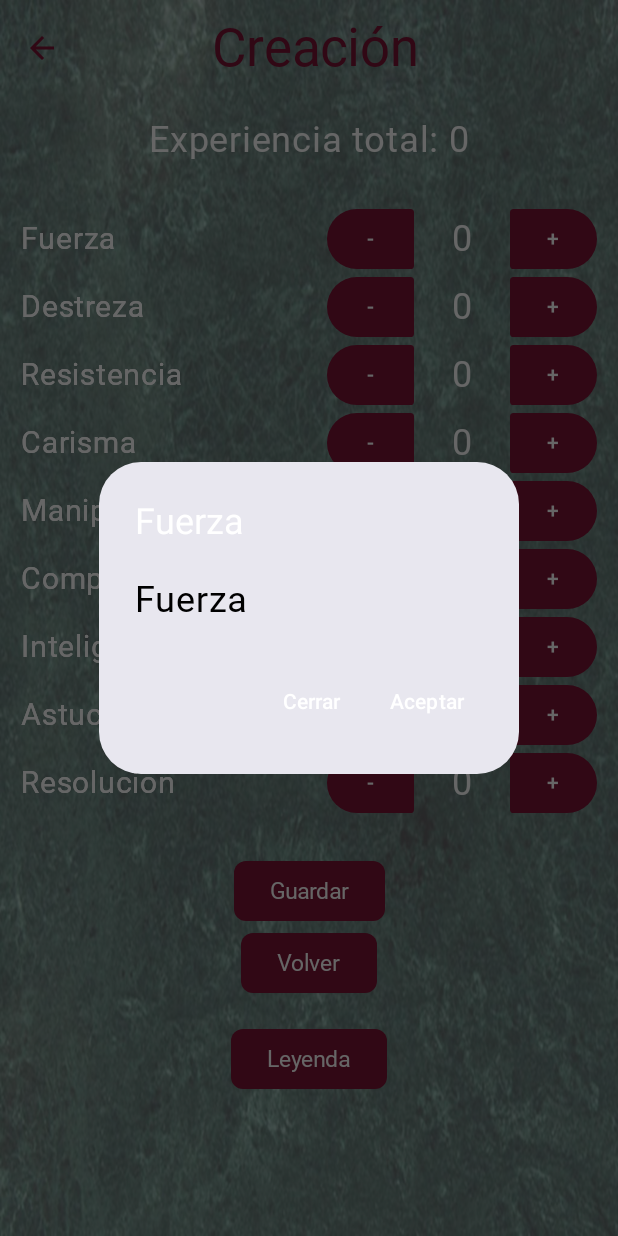
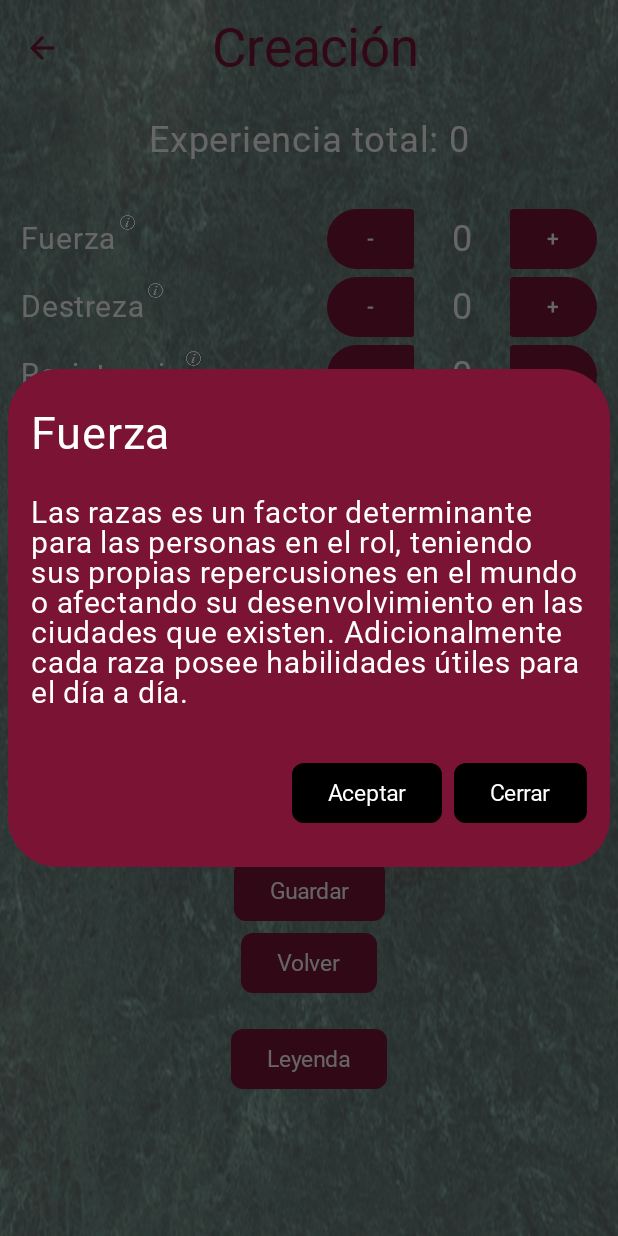
Before and after one commit to morgul27/Proyecto, an Android app built with Jetpack Compose: the MCF2 screen opened through its navigation route, after a tap on "Fuerza", on a phone screen of 412 x 824 dp. Run offline under Robolectric (Android 15) with nearby library versions, the phone set to English and light mode, and no system bars; our stand-ins replace Room's generated code; Roboto replaces fonts that are not available here.

Commit message:
cambiado la dialog
Perzonalizado el dialog, falta terminarlo y ponerlo en su sitio para tener que llamarlo solamente

```diff
--- a/app/src/main/java/com/proyecto/screens/MCF2.kt
+++ b/app/src/main/java/com/proyecto/screens/MCF2.kt
@@ -2,6 +2,7 @@ package com.proyecto.screens
 
 import android.annotation.SuppressLint
 import android.icu.text.ListFormatter
+import android.text.style.BackgroundColorSpan
 import android.util.Log
 import androidx.compose.foundation.Image
 import androidx.compose.foundation.clickable
@@ -29,6 +30,7 @@ import androidx.compose.material3.Icon
 import androidx.compose.material3.IconButton
 import androidx.compose.material3.MaterialTheme
 import androidx.compose.material3.Scaffold
+import androidx.compose.material3.Surface
 import androidx.compose.material3.Text
 import androidx.compose.material3.TextButton
 import androidx.compose.material3.TopAppBar
@@ -50,6 +52,7 @@ import androidx.compose.ui.text.font.Font
 import androidx.compose.ui.text.font.FontWeight
 import androidx.compose.ui.text.style.TextAlign
 import androidx.compose.ui.text.style.TextOverflow
+import androidx.compose.ui.unit.Dp
 import androidx.compose.ui.unit.TextUnit
 import androidx.compose.ui.unit.dp
 import androidx.compose.ui.unit.sp
@@ -172,7 +175,7 @@ fun MCF2BodyContent(
             "Destreza" -> viewModel.state.destreza = nuevoValor
             "Resistencia" -> viewModel.state.resistencia = nuevoValor
             "Carisma" -> viewModel.state.carisma = nuevoValor
-            "Manipulacion" -> viewModel.state.manipulacion = nuevoValor
+            "Manipulación" -> viewModel.state.manipulacion = nuevoValor
             "Compostura" -> viewModel.state.compostura = nuevoValor
             "Inteligencia" -> viewModel.state.inteligencia = nuevoValor
             "Astucia" -> viewModel.state.astucia = nuevoValor
@@ -192,7 +195,7 @@ fun MCF2BodyContent(
             "Destreza",
             "Resistencia",
             "Carisma",
-            "Manipulacion",
+            "Manipulación",
             "Compostura",
             "Inteligencia",
             "Astucia",
@@ -205,7 +208,7 @@ fun MCF2BodyContent(
             "Destreza",
             "Resistencia",
             "Carisma",
-            "Manipulacion",
+            "Manipulación",
             "Compostura",
             "Inteligencia",
             "Astucia",
@@ -243,11 +246,11 @@ fun MCF2BodyContent(
                 ) {
 
                     Box(Modifier.size(200.dp, 45.dp)) {
-                        Text(
-                            atributos[index],
-                            Modifier.align(Alignment.CenterStart),
-                            fontSize = 20.sp,
-                        )
+//                        Text(
+//                            atributos[index],
+//                            Modifier.align(Alignment.CenterStart),
+//                            fontSize = 20.sp,
+//                        )
 
                         Explicacion(
                             texto = atributos[index],
@@ -375,37 +378,86 @@ fun MDF2SecondBody(navController: NavController, viewModel: MPViewModel, sharedV
 
 
 
+@OptIn(ExperimentalMaterial3Api::class)
 @Composable
 fun Explicacion(
     texto: String,
     textoT: String,
     textoExpl: String,
     modifier: Modifier = Modifier,
-    fontSize: TextUnit = 14.sp
-){
+    fontSize: TextUnit = 14.sp,
+    textColor: Color = Blanco, // Color del texto
+    dialogTextColor: Color = Color.Black, // Color del texto del diálogo
+) {
     var showDialog by remember { mutableStateOf(false) }
 
-    // Texto personalizado que actúa como botón
-    Text(
-        text = texto,
-        fontSize = fontSize,
-        modifier = modifier.clickable { showDialog = true } // Hace que el texto sea clickeable
-    )
+    // Fila con fondo personalizado
+    Row(
+        modifier = modifier.clickable { showDialog = true } // Hace clickeable toda la fila
+    ) {
+        // Texto con color personalizado
+        Text(
+            text = texto,
+            fontSize = fontSize,
+            color = textColor // Cambia el color del texto
+        )
+
+        // Imagen justo al lado del texto
+        Image(
+            painter = painterResource(id = R.drawable.infoblanco), // Cambia por tu recurso
+            contentDescription = "Icono de información",
+            modifier = Modifier.size(14.dp) // Tamaño de la imagen
+        )
+    }
 
     // Diálogo
     if (showDialog) {
         AlertDialog(
             onDismissRequest = { showDialog = false },
-            title = { Text(textoT) },
-            text = { Text(textoExpl) },
-            confirmButton = {
-                TextButton(onClick = { showDialog = false }) {
-                    Text("Aceptar")
-                }
-            },
-            dismissButton = {
-                TextButton(onClick = { showDialog = false }) {
-                    Text("Cerrar")
+            // Contenido completo del diálogo (envolvemos con Surface para el fondo)
+            content = {
+                Surface(
+                    color = Borgoña, // Fondo del diálogo
+                    modifier = Modifier.padding(5.dp),
+                    shape = RoundedCornerShape(10)
+                ) {
+                    Column {
+                        Spacer(modifier = Modifier.height(25.dp))
+
+                        // Título del diálogo
+                        Text(
+                            text = textoT,
+                            color = Blanco, // Color del texto del título
+                            style = MaterialTheme.typography.bodyLarge,
+                            fontSize = 30.sp,
+                            modifier = Modifier.padding(start = 15.dp,bottom = 8.dp)
+                        )
+                        // Contenido del diálogo
+                        Text(
+                            //text = textoExpl,
+                            text = "Las razas es un factor determinante para las personas en el rol, teniendo sus propias repercusiones en el mundo o afectando su desenvolvimiento en las ciudades que existen. Adicionalmente cada raza posee habilidades útiles para el día a día. ",
+                            color = Blanco, // Color del texto del contenido
+                            style = MaterialTheme.typography.bodySmall,
+                            modifier = Modifier.padding(15.dp)
+                        )
+                        // Botones
+                        Row(
+                            modifier = Modifier
+                                .padding(end = 15.dp, top = 16.dp)
+                                .fillMaxWidth(),
+                            horizontalArrangement = Arrangement.spacedBy(8.dp, Alignment.End)
+                        ) {
+                            DefaultButton(onClick = { showDialog = false },
+                                containerColor = Color.Black,
+                                text = "Aceptar"
+                            )
+                            DefaultButton(onClick = { showDialog = false },
+                                containerColor = Color.Black,
+                                text = "Cerrar"
+                            )
+                        }
+                        Spacer(modifier = Modifier.height(25.dp))
+                    }
                 }
             }
         )
--- a/app/src/main/java/com/proyecto/ui/theme/Type.kt
+++ b/app/src/main/java/com/proyecto/ui/theme/Type.kt
@@ -33,6 +33,15 @@ val Typography = Typography(
         letterSpacing = 0.5.sp
     ),
 
+    bodySmall = TextStyle(
+        fontFamily = ghoticFamily,
+        fontWeight = FontWeight.Normal,
+        color = Color.Black,
+        fontSize = 20.sp,
+        lineHeight = 20.sp,
+        letterSpacing = 0.5.sp
+    ),
+
 
 
 
```
Also changed, not shown: app/src/main/res/drawable-nodpi/info.png (added), app/src/main/res/drawable-nodpi/infoblanco.png (added).
